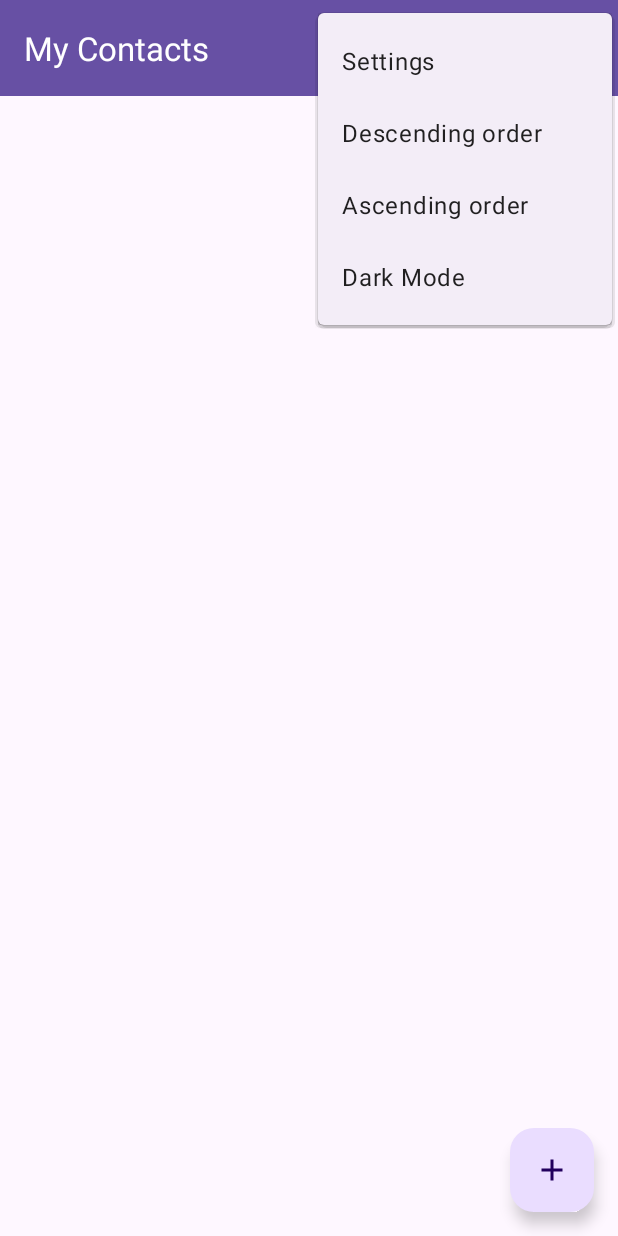
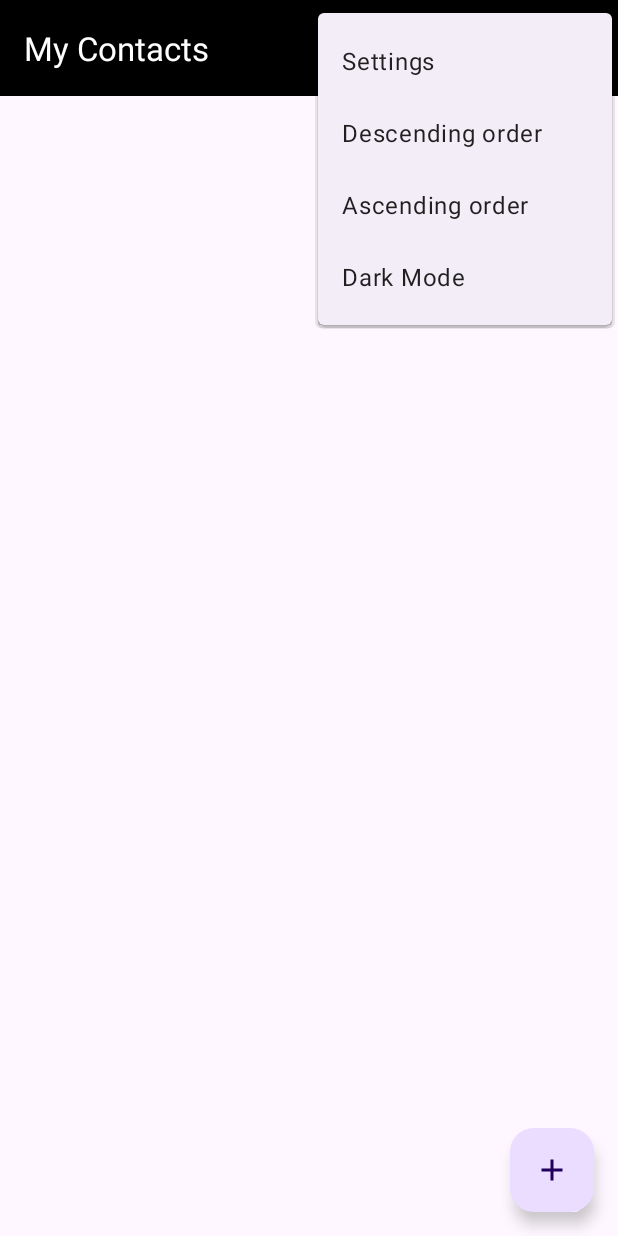
Before and after one commit to YehorSk/Contacts, an Android app: the screen it shows after launch (MainActivity), with the options menu open, on a phone screen of 412 x 824 dp. Run offline under Robolectric (Android 15) with nearby library versions, the phone set to English and light mode, and no system bars; our stand-ins replace Room's generated code.

```diff
--- a/app/src/main/AndroidManifest.xml
+++ b/app/src/main/AndroidManifest.xml
@@ -13,6 +13,9 @@
         android:theme="@style/Theme.Contacts"
         tools:targetApi="31">
         <activity
+            android:name=".SettingsActivity"
+            android:exported="false" />
+        <activity
             android:name=".MainActivity"
             android:exported="true">
             <intent-filter>
--- a/app/src/main/java/com/example/contacts/db/ContactDAO.java
+++ b/app/src/main/java/com/example/contacts/db/ContactDAO.java
@@ -17,6 +17,8 @@ public interface ContactDAO {
     public long addContact(Contact contact);
     @Update
     public void updateContact(Contact contact);
+    @Query("DELETE FROM contacts")
+    public void deleteAll();
     @Delete
     public void deleteContact(Contact contact);
     @Query("select * from contacts order by contact_name ASC")
--- a/app/src/main/res/layout/activity_main.xml
+++ b/app/src/main/res/layout/activity_main.xml
@@ -19,7 +19,8 @@
             android:id="@+id/toolbar"
             android:layout_width="match_parent"
             android:layout_height="?attr/actionBarSize"
-            android:background="?attr/colorPrimary"
+            android:background="@color/black"
+            app:titleTextColor="@color/white"
             app:popupTheme="@style/AppTheme.PopupOverlay" />
     </com.google.android.material.appbar.AppBarLayout>
 
--- a/app/src/main/res/menu/menu_main.xml
+++ b/app/src/main/res/menu/menu_main.xml
@@ -1,7 +1,8 @@
 <?xml version="1.0" encoding="utf-8"?>
 <menu xmlns:android="http://schemas.android.com/apk/res/android"
     xmlns:app="http://schemas.android.com/apk/res-auto"
-    xmlns:tools="http://schemas.android.com/tools">
+    xmlns:tools="http://schemas.android.com/tools"
+    >
     <item
         android:id="@+id/action_settings"
         android:orderInCategory="100"
--- a/app/src/main/res/values/colors.xml
+++ b/app/src/main/res/values/colors.xml
@@ -2,4 +2,5 @@
 <resources>
     <color name="black">#FF000000</color>
     <color name="white">#FFFFFFFF</color>
+    <color name="menu_background_color">#000000</color>
 </resources>
```
Also changed, not shown: app/src/main/java/com/example/contacts/MainActivity.java (+6 -11 lines), app/src/main/java/com/example/contacts/SettingsActivity.java (added, +14 -0 lines), app/src/main/res/layout/activity_settings.xml (added, +9 -0 lines).
